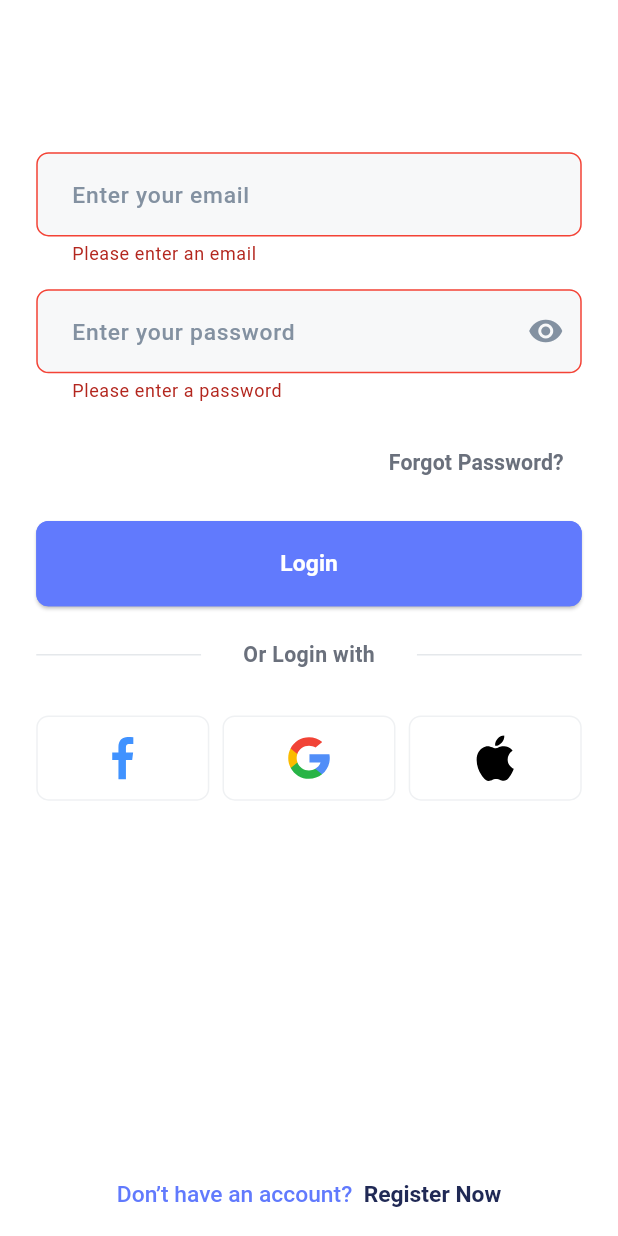
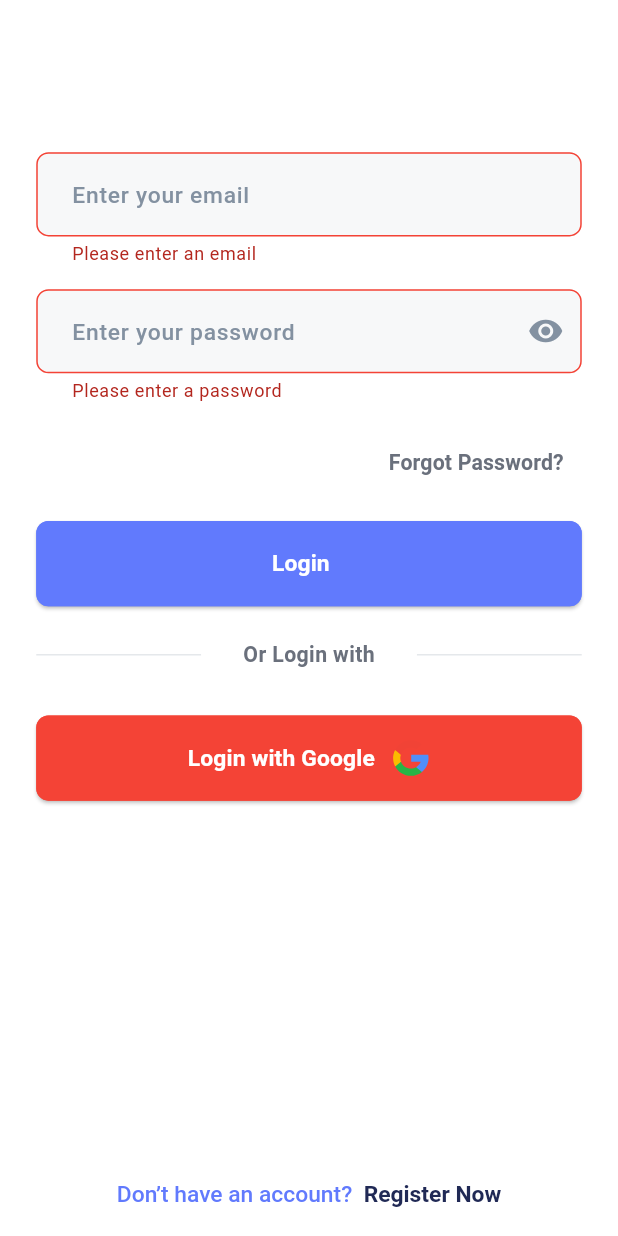
Before and after one commit to Elhaw2003/firebase-learn, a Flutter app: the screen it shows after launch, after a tap on "Login", on a phone screen of 412 x 824 dp. Run offline on Flutter 3.47's test engine with Material 3 defaults, Android fonts, the phone set to English and light mode, and no system bars; our stand-ins replace awesome_dialog, bloc, dartz, firebase_auth, firebase_core, flutter_bloc and 4 more; accounts and stored records are empty.

Commit message:
login with google done

```diff
--- a/lib/core/utilies/app_texts.dart
+++ b/lib/core/utilies/app_texts.dart
@@ -31,6 +31,7 @@ abstract class AppTexts{
   static const String sendCode = "Send Code";
   static const String ok = "Ok";
   static const String didNotReceivedCode = "Didn’t received code?";
+  static const String loginWithGoogle = "Login with Google";
   static const String resend = "Resend";
   static const String verify = "Verify";
   static const String rememberPassword = "Remember Password?";
--- a/lib/core/widgets/custom_button_widget.dart
+++ b/lib/core/widgets/custom_button_widget.dart
@@ -1,5 +1,6 @@
 import 'package:flutter/material.dart';
 import 'package:flutter_screenutil/flutter_screenutil.dart';
+import 'package:flutter_svg/flutter_svg.dart';
 
 class CustomButtonWidget extends StatelessWidget {
   const CustomButtonWidget(
@@ -8,12 +9,13 @@ class CustomButtonWidget extends StatelessWidget {
       required this.title,
       required this.titleColor,
       required this.buttonColor,
-      required this.borderColor});
+      required this.borderColor, this.iconPath});
   final void Function()? onPressed;
   final String title;
   final Color titleColor;
   final Color buttonColor;
   final Color borderColor;
+  final String? iconPath;
   @override
   Widget build(BuildContext context) {
     return ElevatedButton(
@@ -29,7 +31,10 @@ class CustomButtonWidget extends StatelessWidget {
           ),
         ),
         onPressed: onPressed,
-        child: Text(
+        child: Row(
+          mainAxisAlignment: MainAxisAlignment.center,
+          children: [
+            Text(
               title,
               style: TextStyle(
                   color: titleColor,
@@ -37,6 +42,10 @@ class CustomButtonWidget extends StatelessWidget {
                   fontWeight: FontWeight.w600
               ),
             ),
+            SizedBox(width: 10.w,),
+            iconPath != null ? SvgPicture.asset(iconPath!,) : const SizedBox.shrink(),
+          ],
+        ),
     );
   }
 }
--- a/lib/core/widgets/loading_show_dialog_method.dart
+++ b/lib/core/widgets/loading_show_dialog_method.dart
@@ -1,3 +1,4 @@
+import 'package:firebase_learn/core/utilies/app_colors.dart';
 import 'package:flutter/material.dart';
 import 'loading_alert_dialog_widget.dart';
 
@@ -5,7 +6,7 @@ class LoadingShowDialogMethod {
   static void showLoadingDialog(BuildContext context) {
     showDialog(
         barrierDismissible: false,
-        barrierColor: Colors.transparent,
+        barrierColor: AppColors.grey.withOpacity(0.2),
         context: context,
         builder: (context) {
           return const LoadingAlertDialogWidget();
--- a/lib/features/auth/login/data/repo/login_repo.dart
+++ /dev/null
@@ -1,6 +0,0 @@
-import 'package:dartz/dartz.dart';
-import 'package:firebase_learn/core/error/failure.dart';
-
-abstract class LoginRepo {
-  Future<Either<Failure, void>> login({required String email, required String password});
-}
--- /dev/null
+++ b/lib/features/auth/login/data/repo/login_with_email_and_password/login_with_email_and_password_repo.dart
@@ -0,0 +1,6 @@
+import 'package:dartz/dartz.dart';
+import 'package:firebase_learn/core/error/failure.dart';
+
+abstract class LoginWithEmailAndPasswordRepo {
+  Future<Either<Failure, void>> loginWithEmailAndPassword({required String email, required String password});
+}
--- a/lib/features/auth/login/data/repo/login_repo_implementation.dart
+++ b/lib/features/auth/login/data/repo/login_with_email_and_password/login_with_email_and_password_repo_implementation.dart
@@ -6,11 +6,11 @@ import 'package:firebase_auth/firebase_auth.dart';
 import 'package:firebase_learn/core/error/failure.dart';
 import 'package:firebase_learn/core/utilies/app_texts.dart';
 
-import 'login_repo.dart';
+import 'login_with_email_and_password_repo.dart';
 
-class LoginRepoFirebaseImplementation implements LoginRepo{
+class LoginWithEmailAndPasswordRepoFirebaseImplementation implements LoginWithEmailAndPasswordRepo{
   @override
-  Future<Either<Failure, void>> login({required String email, required String password}) async{
+  Future<Either<Failure, void>> loginWithEmailAndPassword({required String email, required String password}) async{
     try {
       final credential = await FirebaseAuth.instance.signInWithEmailAndPassword(
           email: email,
--- /dev/null
+++ b/lib/features/auth/login/data/repo/login_with_google/login_with_google_repo.dart
@@ -0,0 +1,7 @@
+import 'package:dartz/dartz.dart';
+
+import '../../../../../../core/error/failure.dart';
+
+abstract class LoginWithGoogleRepo {
+  Future<Either<Failure, void>> loginWithGoogle();
+}
--- a/lib/features/auth/login/presentation/controller/cubit/login_cubit.dart
+++ /dev/null
@@ -1,16 +0,0 @@
-import 'package:bloc/bloc.dart';
-import 'package:meta/meta.dart';
-
-import '../../../data/repo/login_repo.dart';
-
-part 'login_state.dart';
-
-class LoginCubit extends Cubit<LoginState> {
-  LoginCubit({required this.loginRepo}) : super(LoginInitialState());
-  final LoginRepo loginRepo;
-  void loginCubit({required String email, required String password}) async{
-    emit(LoginLoadingState());
-    var result = await loginRepo.login(email: email, password: password);
-    return result.fold((left) => emit(LoginFailureState(message: left.message)), (right) => emit(LoginSuccessState()));
-  }
-}
--- a/lib/features/auth/login/presentation/controller/cubit/login_state.dart
+++ /dev/null
@@ -1,12 +0,0 @@
-part of 'login_cubit.dart';
-
-@immutable
-sealed class LoginState {}
-
-final class LoginInitialState extends LoginState {}
-final class LoginLoadingState extends LoginState {}
-final class LoginSuccessState extends LoginState {}
-final class LoginFailureState extends LoginState {
-  final String message;
-  LoginFailureState({required this.message});
-}
--- /dev/null
+++ b/lib/features/auth/login/presentation/controller/cubit/login_with_email_and_password/login_with_email_and_password_cubit.dart
@@ -0,0 +1,16 @@
+import 'package:bloc/bloc.dart';
+import 'package:meta/meta.dart';
+
+import '../../../../data/repo/login_with_email_and_password/login_with_email_and_password_repo.dart';
+
+part 'login_with_email_and_password_state.dart';
+
+class LoginWithEmailAndPasswordCubit extends Cubit<LoginWithEmailAndPasswordState> {
+  LoginWithEmailAndPasswordCubit({required this.loginRepo}) : super(LoginWithEmailAndPasswordInitialState());
+  final LoginWithEmailAndPasswordRepo loginRepo;
+  Future<void> loginWithEmailAndPasswordCubit({required String email, required String password}) async{
+    emit(LoginWithEmailAndPasswordLoadingState());
+    var result = await loginRepo.loginWithEmailAndPassword(email: email, password: password);
+    return result.fold((left) => emit(LoginWithEmailAndPasswordFailureState(message: left.message)), (right) => emit(LoginWithEmailAndPasswordSuccessState()));
+  }
+}
--- /dev/null
+++ b/lib/features/auth/login/presentation/controller/cubit/login_with_email_and_password/login_with_email_and_password_state.dart
@@ -0,0 +1,12 @@
+part of 'login_with_email_and_password_cubit.dart';
+
+@immutable
+sealed class LoginWithEmailAndPasswordState {}
+
+final class LoginWithEmailAndPasswordInitialState extends LoginWithEmailAndPasswordState {}
+final class LoginWithEmailAndPasswordLoadingState extends LoginWithEmailAndPasswordState {}
+final class LoginWithEmailAndPasswordSuccessState extends LoginWithEmailAndPasswordState {}
+final class LoginWithEmailAndPasswordFailureState extends LoginWithEmailAndPasswordState {
+  final String message;
+  LoginWithEmailAndPasswordFailureState({required this.message});
+}
--- /dev/null
+++ b/lib/features/auth/login/presentation/controller/cubit/login_with_google/login_with_google_cubit.dart
@@ -0,0 +1,21 @@
+import 'package:bloc/bloc.dart';
+import 'package:firebase_learn/features/auth/login/data/repo/login_with_google/login_with_google_repo.dart';
+import 'package:meta/meta.dart';
+
+part 'login_with_google_state.dart';
+
+class LoginWithGoogleCubit extends Cubit<LoginWithGoogleState> {
+  LoginWithGoogleCubit({required this.loginWithGoogleRepo}) : super(LoginWithGoogleInitialState());
+  LoginWithGoogleRepo loginWithGoogleRepo;
+  Future<void> loginWithGoogleCubit()async{
+    emit(LoginWithGoogleLoadingState());
+    var result = await loginWithGoogleRepo.loginWithGoogle();
+    return result.fold(
+            (left){
+              emit(LoginWithGoogleFailureState(message: left.message));
+            },
+            (right){
+              emit(LoginWithGoogleSuccessState());
+            });
+  }
+}
--- /dev/null
+++ b/lib/features/auth/login/presentation/controller/cubit/login_with_google/login_with_google_state.dart
@@ -0,0 +1,12 @@
+part of 'login_with_google_cubit.dart';
+
+@immutable
+sealed class LoginWithGoogleState {}
+
+final class LoginWithGoogleInitialState extends LoginWithGoogleState {}
+final class LoginWithGoogleLoadingState extends LoginWithGoogleState {}
+final class LoginWithGoogleFailureState extends LoginWithGoogleState {
+  final String message;
+  LoginWithGoogleFailureState({required this.message});
+}
+final class LoginWithGoogleSuccessState extends LoginWithGoogleState {}
--- a/lib/features/auth/login/presentation/view/login_screen.dart
+++ b/lib/features/auth/login/presentation/view/login_screen.dart
@@ -1,18 +1,23 @@
 
+import 'package:firebase_learn/features/auth/login/data/repo/login_with_google/login_with_google_repo_firebase_implementation.dart';
+import 'package:firebase_learn/features/auth/login/presentation/controller/cubit/login_with_google/login_with_google_cubit.dart';
 import 'package:firebase_learn/features/auth/login/presentation/view/widgets/login_body.dart';
 import 'package:flutter/material.dart';
 import 'package:flutter_bloc/flutter_bloc.dart';
 
 import '../../../../../core/utilies/app_colors.dart';
-import '../../data/repo/login_repo_implementation.dart';
-import '../controller/cubit/login_cubit.dart';
+import '../../data/repo/login_with_email_and_password/login_with_email_and_password_repo_implementation.dart';
+import '../controller/cubit/login_with_email_and_password/login_with_email_and_password_cubit.dart';
 class LoginScreen extends StatelessWidget {
   const LoginScreen({super.key});
 
   @override
   Widget build(BuildContext context) {
-    return BlocProvider(
-      create: (context) => LoginCubit(loginRepo: LoginRepoFirebaseImplementation()),
+    return MultiBlocProvider(
+      providers: [
+        BlocProvider(create: (context) => LoginWithEmailAndPasswordCubit(loginRepo: LoginWithEmailAndPasswordRepoFirebaseImplementation())),
+        BlocProvider(create: (context) => LoginWithGoogleCubit(loginWithGoogleRepo: LoginWithGoogleRepoFirebaseImplementation())),
+      ],
       child: const Scaffold(
         backgroundColor: AppColors.white,
           body:  LoginBody(),
--- a/lib/features/auth/login/presentation/view/widgets/login_body.dart
+++ b/lib/features/auth/login/presentation/view/widgets/login_body.dart
@@ -1,7 +1,8 @@
 import 'package:awesome_dialog/awesome_dialog.dart';
 import 'package:firebase_auth/firebase_auth.dart';
 import 'package:firebase_learn/core/widgets/custom_awesom_dialog_method.dart';
-import 'package:firebase_learn/features/auth/login/presentation/controller/cubit/login_cubit.dart';
+import 'package:firebase_learn/features/auth/login/presentation/controller/cubit/login_with_email_and_password/login_with_email_and_password_cubit.dart';
+import 'package:firebase_learn/features/auth/login/presentation/controller/cubit/login_with_google/login_with_google_cubit.dart';
 import 'package:firebase_learn/features/auth/login/presentation/view/widgets/collection_social_icon_widget.dart';
 import 'package:firebase_learn/features/auth/login/presentation/view/widgets/forgot_password_widget.dart';
 import 'package:firebase_learn/features/auth/register/presentation/view/register_screen.dart';
@@ -16,6 +17,7 @@ import '../../../../../../core/widgets/custom_button_widget.dart';
 import '../../../../../../core/widgets/custom_text_field_widget.dart';
 import '../../../../../../core/widgets/loading_show_dialog_method.dart';
 import '../../../../../../core/widgets/spacing_widget.dart';
+import '../../../../../../generated/assets.dart';
 import '../../../../widget/or_login_register_widget.dart';
 import '../../../../widget/rich_text_widget.dart';
 
@@ -39,11 +41,15 @@ class _LoginBodyState extends State<LoginBody> {
       child: Form(
         key: formKey,
         child: SingleChildScrollView(
-          child: BlocConsumer<LoginCubit, LoginState>(
+            child: MultiBlocListener(
+                listeners: [
+                  BlocListener<LoginWithEmailAndPasswordCubit,
+                      LoginWithEmailAndPasswordState>(
                     listener: (context, state) {
-              if (state is LoginLoadingState) {
+                      if (state is LoginWithEmailAndPasswordLoadingState) {
                         LoadingShowDialogMethod.showLoadingDialog(context);
-              } else if (state is LoginSuccessState) {
+                      } else
+                      if (state is LoginWithEmailAndPasswordSuccessState) {
                         CustomAwesomDialogMethod.awesomeDialog(
                             context: context,
                             title: "Success",
@@ -51,13 +57,13 @@ class _LoginBodyState extends State<LoginBody> {
                             dialogType: DialogType.success,
                             btnOkColor: AppColors.green,
                             btnOkOnPress: () {
-                      Navigator.pushReplacement(context, MaterialPageRoute(builder: (c){
+                              Navigator.pushReplacement(context,
+                                  MaterialPageRoute(builder: (c) {
                                     return const HomeScreen();
                                   }));
-                    }
-                );
-              }
-              else if (state is LoginFailureState) {
+                            });
+                      } else
+                      if (state is LoginWithEmailAndPasswordFailureState) {
                         CustomAwesomDialogMethod.awesomeDialog(
                             btnOkOnPress: () {
                               Navigator.pop(context);
@@ -66,12 +72,42 @@ class _LoginBodyState extends State<LoginBody> {
                             title: "Error",
                             desc: state.message,
                             dialogType: DialogType.error,
-                    btnOkColor: AppColors.red
-                );
+                            btnOkColor: AppColors.red);
                       }
                     },
-            builder: (context, state) {
-              return Column(
+                  ),
+                  BlocListener<LoginWithGoogleCubit, LoginWithGoogleState>(
+                    listener: (context, state) {
+                      if (state is LoginWithGoogleLoadingState) {
+                        LoadingShowDialogMethod.showLoadingDialog(context);
+                      } else if (state is LoginWithGoogleSuccessState) {
+                        CustomAwesomDialogMethod.awesomeDialog(
+                            context: context,
+                            title: "Success",
+                            desc: AppTexts.loginSuccessfully,
+                            dialogType: DialogType.success,
+                            btnOkColor: AppColors.green,
+                            btnOkOnPress: () {
+                              Navigator.pushReplacement(context,
+                                  MaterialPageRoute(builder: (c) {
+                                    return const HomeScreen();
+                                  }));
+                            });
+                      } else if (state is LoginWithGoogleFailureState) {
+                        CustomAwesomDialogMethod.awesomeDialog(
+                            btnOkOnPress: () {
+                              Navigator.pop(context);
+                            },
+                            context: context,
+                            title: "Error",
+                            desc: state.message,
+                            dialogType: DialogType.error,
+                            btnOkColor: AppColors.red);
+                      }
+                    },
+                  ),
+                ],
+                child: Column(
                   crossAxisAlignment: CrossAxisAlignment.start,
                   children: [
                     const HeightSpacing(height: 100),
@@ -111,16 +147,26 @@ class _LoginBodyState extends State<LoginBody> {
                       ),
                     ),
                     const HeightSpacing(height: 15),
-                  CustomButtonWidget(
+                    BlocBuilder<LoginWithEmailAndPasswordCubit,
+                        LoginWithEmailAndPasswordState>(
+                      builder: (context, state) {
+                        return CustomButtonWidget(
                             onPressed: () {
-                        if(formKey.currentState!.validate()){
-                          context.read<LoginCubit>().loginCubit(email: emailController.text.trim(), password: passwordController.text.trim());
+                              if (formKey.currentState!.validate()) {
+                                context
+                                    .read<LoginWithEmailAndPasswordCubit>()
+                                    .loginWithEmailAndPasswordCubit(
+                                    email: emailController.text.trim(),
+                                    password:
+                                    passwordController.text.trim());
                               }
                             },
                             title: AppTexts.login,
                             titleColor: AppColors.white,
                             buttonColor: AppColors.primaryColor,
-                      borderColor: AppColors.primaryColor),
+                            borderColor: AppColors.primaryColor);
+                      },
+                    ),
                     const HeightSpacing(height: 22),
                     const OrLoginRegisterWidget(
                       text: AppTexts.orLoginWith,
@@ -128,7 +174,20 @@ class _LoginBodyState extends State<LoginBody> {
                     SizedBox(
                       height: 30.h,
                     ),
-                  const CollectionSocialIconWidget(),
+                    BlocBuilder<LoginWithGoogleCubit, LoginWithGoogleState>(
+                      builder: (context, state) {
+                        return CustomButtonWidget(
+                          title: AppTexts.loginWithGoogle,
+                          titleColor: AppColors.white,
+                          buttonColor: AppColors.red,
+                          borderColor: AppColors.red,
+                          iconPath: Assets.iconsGoogleIcon,
+                          onPressed: () {
+                            context.read<LoginWithGoogleCubit>().loginWithGoogleCubit();
+                          },
+                        );
+                      },
+                    ),
                     const HeightSpacing(height: 250),
                     Align(
                       alignment: Alignment.center,
@@ -143,10 +202,7 @@ class _LoginBodyState extends State<LoginBody> {
                           secondText: AppTexts.registerNow),
                     ),
                   ],
-              );
-            },
-          ),
-        ),
+                ))),
       ),
     );
   }
--- a/lib/features/auth/register/presentation/controller/cubit/register_cubit.dart
+++ b/lib/features/auth/register/presentation/controller/cubit/register_cubit.dart
@@ -7,7 +7,7 @@ part 'register_state.dart';
 class RegisterCubit extends Cubit<RegisterState> {
   RegisterCubit({required this.registerRepo}) : super(RegisterInitialState());
   final RegisterRepo registerRepo;
-  void registerCubit({required String email, required String password}) async {
+  Future<void> registerCubit({required String email, required String password}) async {
     emit(RegisterLoadingState());
     var result = await registerRepo.register(email: email, password: password);
     return result.fold(
--- a/lib/features/auth/register/presentation/view/widgets/register_body.dart
+++ b/lib/features/auth/register/presentation/view/widgets/register_body.dart
@@ -127,7 +127,9 @@ class _RegisterBodyState extends State<RegisterBody> {
                     alignment: Alignment.center,
                     child: RichTextWidget(
                         onTap: () {
-                          Navigator.pop(context);
+                          Navigator.pushReplacement(context, MaterialPageRoute(builder: (c){
+                            return const LoginScreen();
+                          }));
                         },
                         firstText: AppTexts.alreadyHaveAnAccount,
                         secondText: AppTexts.loginNow),
--- a/lib/features/home/presentation/view/home_screen.dart
+++ b/lib/features/home/presentation/view/home_screen.dart
@@ -1,6 +1,7 @@
 import 'package:firebase_auth/firebase_auth.dart';
 import 'package:firebase_core/firebase_core.dart';
 import 'package:flutter/material.dart';
+import 'package:google_sign_in/google_sign_in.dart';
 
 import '../../../../core/utilies/app_texts.dart';
 
@@ -13,6 +14,8 @@ class HomeScreen extends StatelessWidget {
       body: Center(child: TextButton(
         onPressed: () {
           FirebaseAuth.instance.signOut();
+          GoogleSignIn googleSignIn = GoogleSignIn();
+          googleSignIn.disconnect();
         },
         child: Text("signOut"),
           ),
```
Also changed, not shown: lib/features/auth/login/data/repo/login_with_google/login_with_google_repo_firebase_implementation.dart (added, +41 -0 lines), pubspec.lock, 3 other files. Lines whose indentation alone changed are shown as unchanged.
